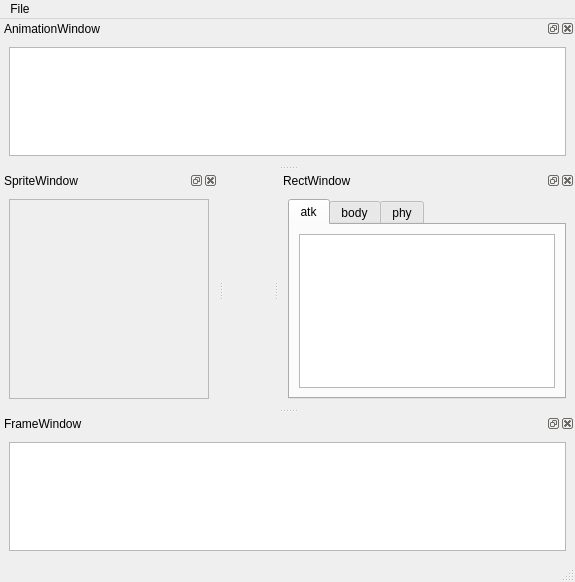
qwertylevel3/ActorCreator, file src/mainwindow.ui: the form before one commit.
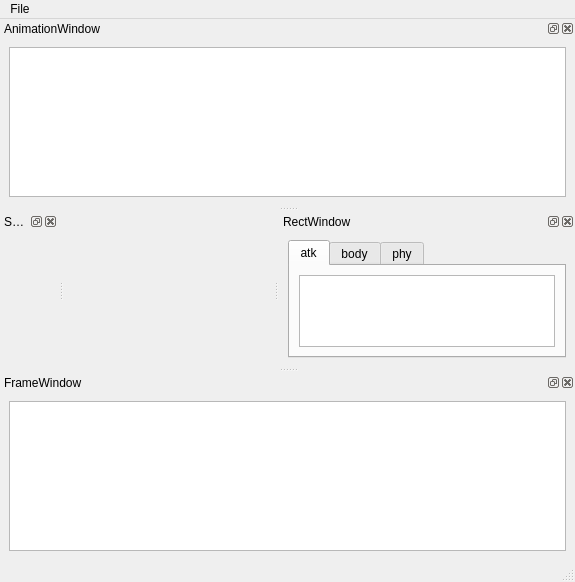
The form after the commit. Icons and pictures are not drawn.

```diff
--- a/src/mainwindow.ui
+++ b/src/mainwindow.ui
@@ -118,31 +118,7 @@
     <number>1</number>
    </attribute>
    <widget class="QWidget" name="dockWidgetContents_3">
-    <layout class="QHBoxLayout" name="horizontalLayout_5">
-     <item>
-      <widget class="QScrollArea" name="scrollArea">
-       <property name="minimumSize">
-        <size>
-         <width>200</width>
-         <height>200</height>
-        </size>
-       </property>
-       <property name="widgetResizable">
-        <bool>true</bool>
-       </property>
-       <widget class="QWidget" name="scrollAreaWidgetContents">
-        <property name="geometry">
-         <rect>
-          <x>0</x>
-          <y>0</y>
-          <width>198</width>
-          <height>198</height>
-         </rect>
-        </property>
-       </widget>
-      </widget>
-     </item>
-    </layout>
+    <layout class="QHBoxLayout" name="horizontalLayout_5"/>
    </widget>
   </widget>
   <widget class="QDockWidget" name="dockWidget_4">
```
Left out of the diff: 38 changed lines with no effect on the pictures.
